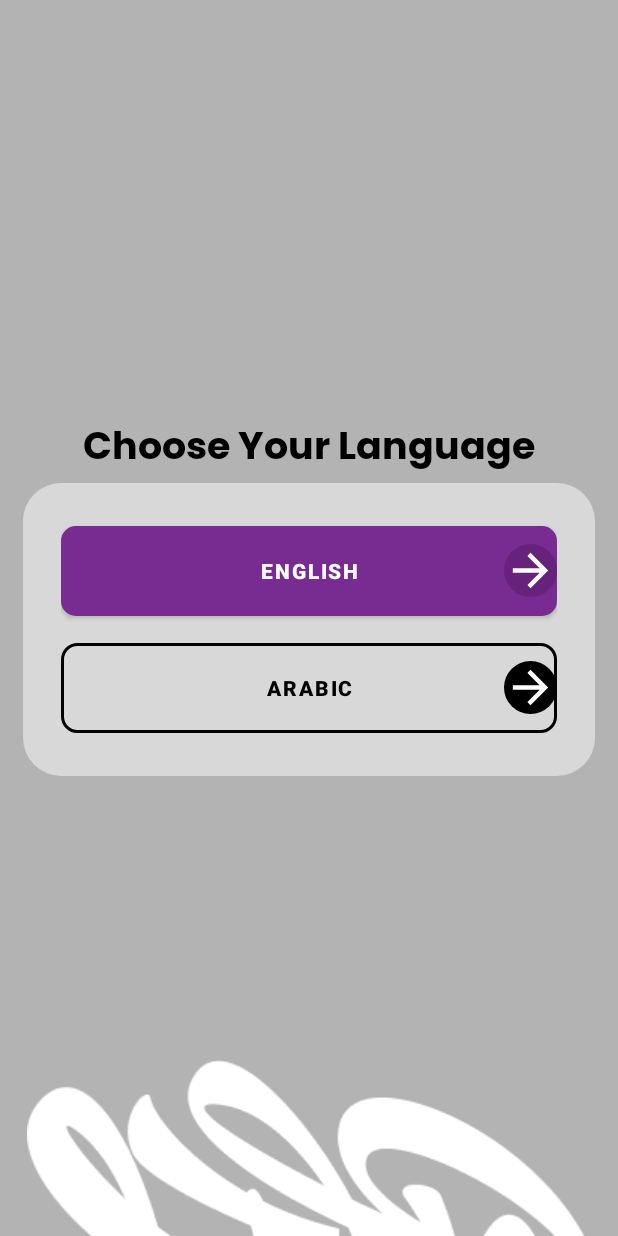
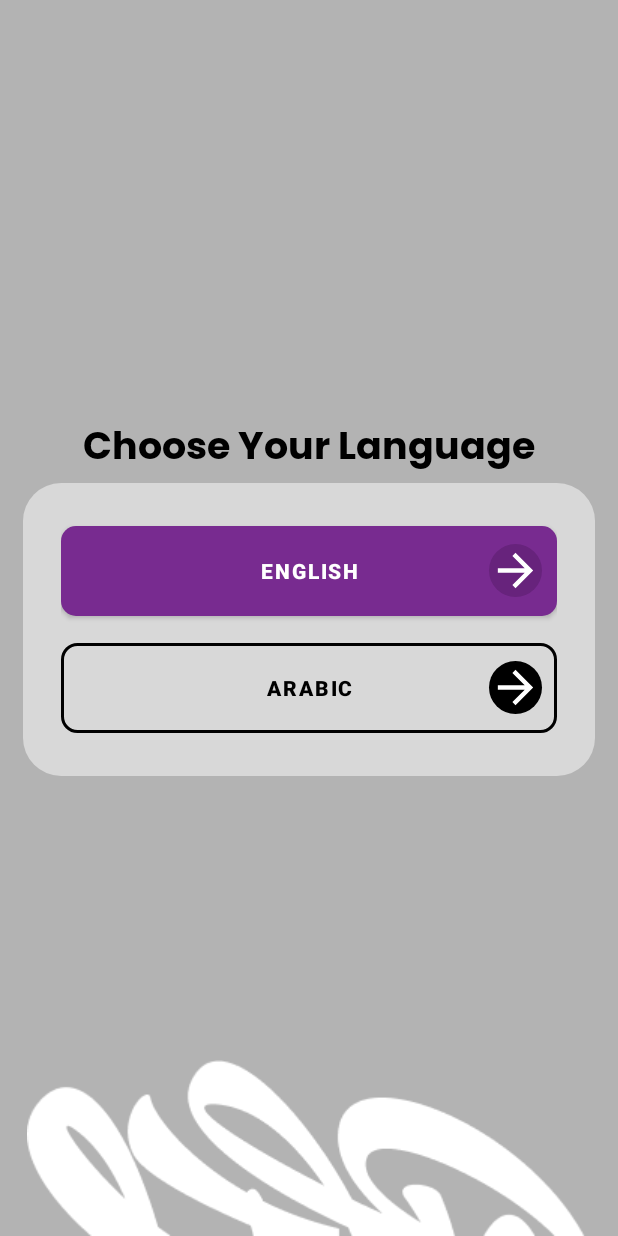
Before and after one commit to aimanxkiller/UI_Designs, an Android app: the screen it shows after launch (LanguageActivity), on a phone screen of 412 x 824 dp. Run offline under Robolectric (Android 15) with nearby library versions, the phone set to English and light mode, and no system bars.

Commit message:
Initial Commit

```diff
--- a/app/src/main/res/drawable/arrow_circle.xml
+++ b/app/src/main/res/drawable/arrow_circle.xml
@@ -2,6 +2,9 @@
 <layer-list xmlns:android="http://schemas.android.com/apk/res/android">
     <item>
         <shape android:shape="rectangle">
+            <padding
+                android:right="10dp"
+                />
         <solid android:color="@color/purplelight"/>
             <corners android:radius="10dp"/>
         </shape>
--- a/app/src/main/res/drawable/arrow_circle_transparent.xml
+++ b/app/src/main/res/drawable/arrow_circle_transparent.xml
@@ -2,6 +2,9 @@
 <layer-list xmlns:android="http://schemas.android.com/apk/res/android">
     <item>
         <shape android:shape="rectangle">
+            <padding
+                android:right="10dp"
+                />
             <stroke
                 android:color="@color/black"
                 android:width="2dp" />
@@ -21,6 +24,5 @@
     <item android:drawable="@drawable/ic_baseline_arrow_forward_24"
         android:gravity="center|end"
         android:width="35dp"
-        android:height="35dp"
-        />
+        android:height="35dp" />
 </layer-list>
```
